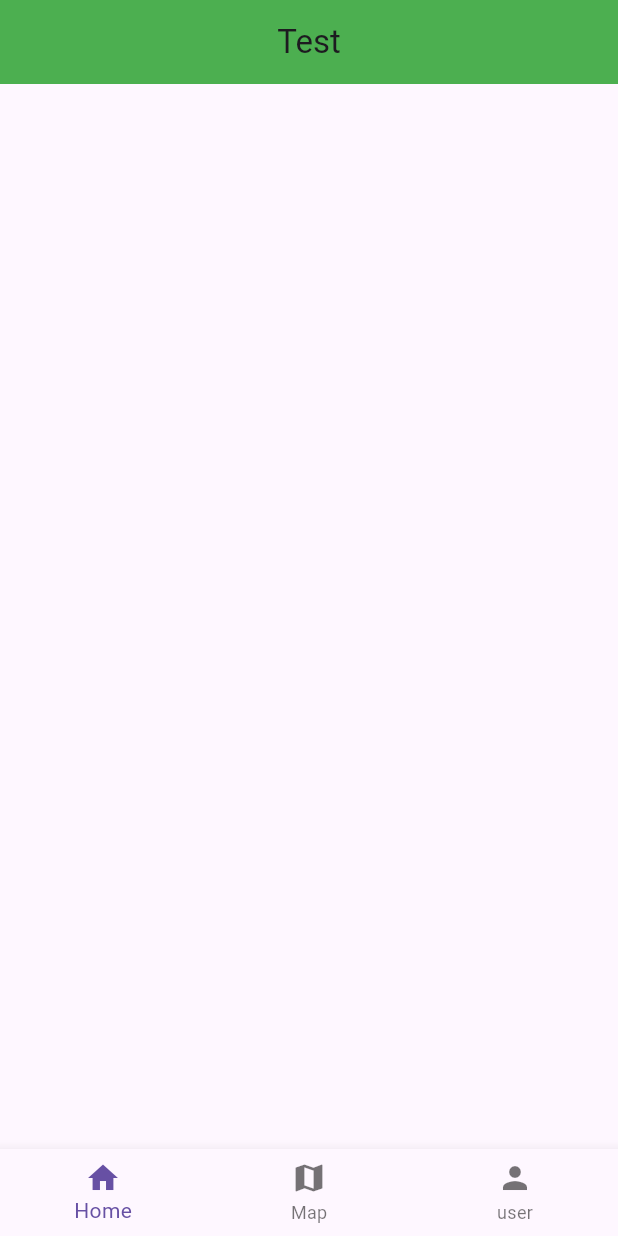
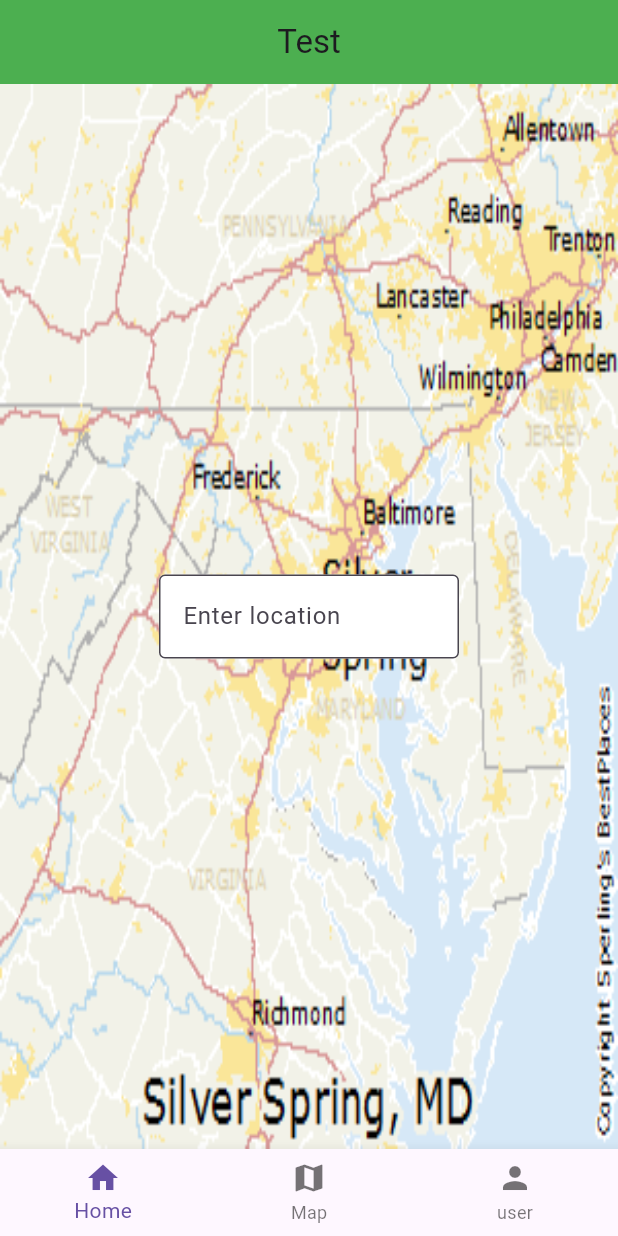
Before and after one commit to Flamethekid/smart_city_transport, a Flutter app: the screen it shows after launch, on a phone screen of 412 x 824 dp. Run offline on Flutter 3.47's test engine with Material 3 defaults, Android fonts, the light colour scheme and no system bars.

Commit message:
created textfield and made placeholder for the map

```diff
--- a/lib/main.dart
+++ b/lib/main.dart
@@ -1,4 +1,14 @@
 import 'package:flutter/material.dart';
+
+//TODO
+/*
+1:allow the textfield to take an input
+2:create onenter function for hiding textfield
+3:find API for the map functionalities
+4:create the logic for the map function to take the input in text box
+5:allow api to show routes for carpool, bus and bike
+6:(optional) allow textfield to auto complete entered location
+*/
 
 void main() {
   runApp(const MaterialApp(
@@ -7,33 +17,51 @@ void main() {
   ));
 }
 
-class MyHomePage extends StatelessWidget {
+class MyHomePage extends StatefulWidget {
   const MyHomePage({Key? key}) : super(key: key);
 
   @override
-  Widget build(BuildContext context){
+  State<MyHomePage> createState() => _MyHomePageState();
+}
+
+class _MyHomePageState extends State<MyHomePage> {
+  @override
+  Widget build(BuildContext context) {
     return MaterialApp(
       home: Scaffold(
         appBar: AppBar(
           backgroundColor: Colors.green,
           title: const Center(child: Text('Test')),
         ),
-        bottomNavigationBar: BottomNavigationBar(items:
-          const[
-            BottomNavigationBarItem(
-                icon: Icon(Icons.home),
-                label: 'Home'
+        body: const Center(
+          child: Stack(children: [
+            /*The whole section with the Image is a placeholder,
+            this will be removed when the API for the map app
+            is ready to be used*/
+            Image(
+              image: AssetImage('images/map.png'),
+              width: double.infinity,
+              height: double.infinity,
+              fit: BoxFit.fill,
             ),
-            BottomNavigationBarItem(
-                icon: Icon(Icons.map),
-                label: 'Map'
-            ),
-            BottomNavigationBarItem(
-                icon: Icon(Icons.person),
-                label: 'user'
-
+            Center(
+              child: TextField(
+                decoration: InputDecoration(
+                  fillColor: Colors.white,
+                  filled: true,
+                  border: OutlineInputBorder(),
+                  constraints: BoxConstraints(maxWidth: 200.0),
+                  hintText: "Enter location",
+                ),
+              ),
             )
           ]),
+        ),
+        bottomNavigationBar: BottomNavigationBar(items: const [
+          BottomNavigationBarItem(icon: Icon(Icons.home), label: 'Home'),
+          BottomNavigationBarItem(icon: Icon(Icons.map), label: 'Map'),
+          BottomNavigationBarItem(icon: Icon(Icons.person), label: 'user')
+        ]),
       ),
     );
   }
--- a/pubspec.yaml
+++ b/pubspec.yaml
@@ -62,6 +62,8 @@ flutter:
   # assets:
   #   - images/a_dot_burr.jpeg
   #   - images/a_dot_ham.jpeg
+  assets:
+    - images/map.png
 
   # An image asset can refer to one or more resolution-specific "variants", see
   # https://flutter.dev/assets-and-images/#resolution-aware
```
Also changed, not shown: images/map.png (added), 1 other file.
